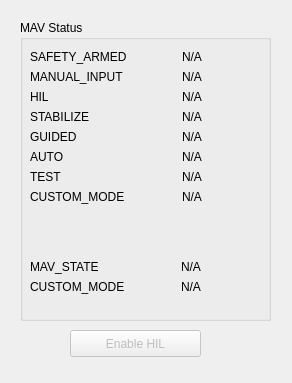
Before: the Qt Designer form rqt_rotors/resource/hil_widget.ui in pvechersky/rotors_simulator, drawn with Qt 5.
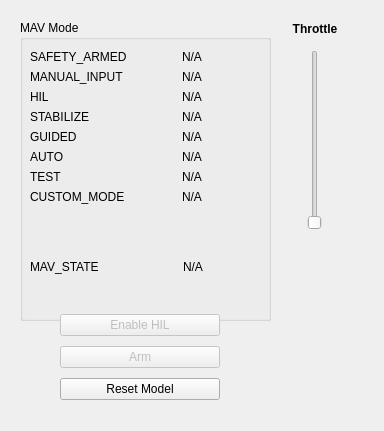
After: the same form once the commit is applied.

Patch:
```diff
--- a/rqt_rotors/resource/hil_widget.ui
+++ b/rqt_rotors/resource/hil_widget.ui
@@ -6,29 +6,13 @@
    <rect>
     <x>0</x>
     <y>0</y>
-    <width>292</width>
-    <height>383</height>
+    <width>384</width>
+    <height>431</height>
    </rect>
   </property>
   <property name="windowTitle">
    <string>MAVLINK</string>
   </property>
-  <widget class="QPushButton" name="button_set_hil_mode">
-   <property name="enabled">
-    <bool>false</bool>
-   </property>
-   <property name="geometry">
-    <rect>
-     <x>70</x>
-     <y>330</y>
-     <width>131</width>
-     <height>27</height>
-    </rect>
-   </property>
-   <property name="text">
-    <string>Enable HIL</string>
-   </property>
-  </widget>
   <widget class="QGroupBox" name="groupBox">
    <property name="enabled">
     <bool>true</bool>
@@ -63,7 +47,7 @@
     <set>Qt::ImhNone</set>
    </property>
    <property name="title">
-    <string>MAV Status</string>
+    <string>MAV Mode</string>
    </property>
    <property name="alignment">
     <set>Qt::AlignLeading|Qt::AlignLeft|Qt::AlignTop</set>
@@ -231,7 +215,7 @@
       <x>10</x>
       <y>240</y>
       <width>221</width>
-      <height>51</height>
+      <height>31</height>
      </rect>
     </property>
     <layout class="QFormLayout" name="formLayout">
@@ -241,14 +225,7 @@
      <item row="0" column="0">
       <widget class="QLabel" name="label_state">
        <property name="text">
-        <string>MAV_STATE</string>
-       </property>
-      </widget>
-     </item>
-     <item row="1" column="0">
-      <widget class="QLabel" name="label_custom_mode">
-       <property name="text">
-        <string>CUSTOM_MODE</string>
+        <string>MAV_STATE         </string>
        </property>
       </widget>
      </item>
@@ -262,19 +239,86 @@
        </property>
       </widget>
      </item>
-     <item row="1" column="1">
-      <widget class="QLabel" name="text_custom_mode">
-       <property name="text">
-        <string>N/A</string>
-       </property>
-       <property name="alignment">
-        <set>Qt::AlignCenter</set>
-       </property>
-      </widget>
-     </item>
     </layout>
    </widget>
   </widget>
+  <widget class="QSlider" name="vertical_slider_throttle">
+   <property name="geometry">
+    <rect>
+     <x>280</x>
+     <y>50</y>
+     <width>70</width>
+     <height>180</height>
+    </rect>
+   </property>
+   <property name="orientation">
+    <enum>Qt::Vertical</enum>
+   </property>
+  </widget>
+  <widget class="QLabel" name="label_throttle">
+   <property name="geometry">
+    <rect>
+     <x>280</x>
+     <y>20</y>
+     <width>70</width>
+     <height>17</height>
+    </rect>
+   </property>
+   <property name="font">
+    <font>
+     <weight>75</weight>
+     <bold>true</bold>
+    </font>
+   </property>
+   <property name="text">
+    <string>Throttle</string>
+   </property>
+   <property name="alignment">
+    <set>Qt::AlignCenter</set>
+   </property>
+  </widget>
+  <widget class="QWidget" name="verticalLayoutWidget">
+   <property name="geometry">
+    <rect>
+     <x>60</x>
+     <y>310</y>
+     <width>160</width>
+     <height>95</height>
+    </rect>
+   </property>
+   <layout class="QVBoxLayout" name="verticalLayout">
+    <item>
+     <widget class="QPushButton" name="button_set_hil_mode">
+      <property name="enabled">
+       <bool>false</bool>
+      </property>
+      <property name="text">
+       <string>Enable HIL</string>
+      </property>
+     </widget>
+    </item>
+    <item>
+     <widget class="QPushButton" name="button_arm">
+      <property name="enabled">
+       <bool>false</bool>
+      </property>
+      <property name="text">
+       <string>Arm</string>
+      </property>
+     </widget>
+    </item>
+    <item>
+     <widget class="QPushButton" name="button_reset_model">
+      <property name="enabled">
+       <bool>true</bool>
+      </property>
+      <property name="text">
+       <string>Reset Model</string>
+      </property>
+     </widget>
+    </item>
+   </layout>
+  </widget>
  </widget>
  <resources/>
  <connections/>
```
